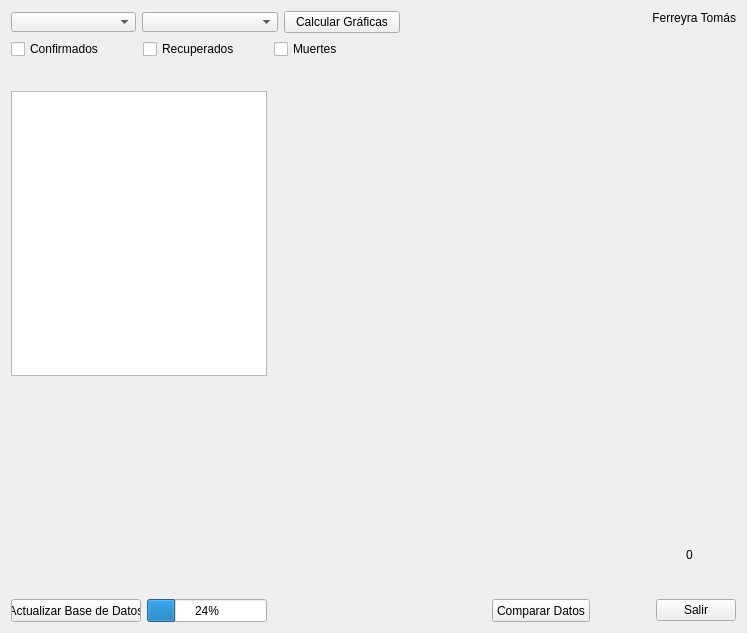
Before: the Qt Designer form QVID2020/interfaz.ui in tomaslicenciado/QVID2020, drawn with Qt 5.
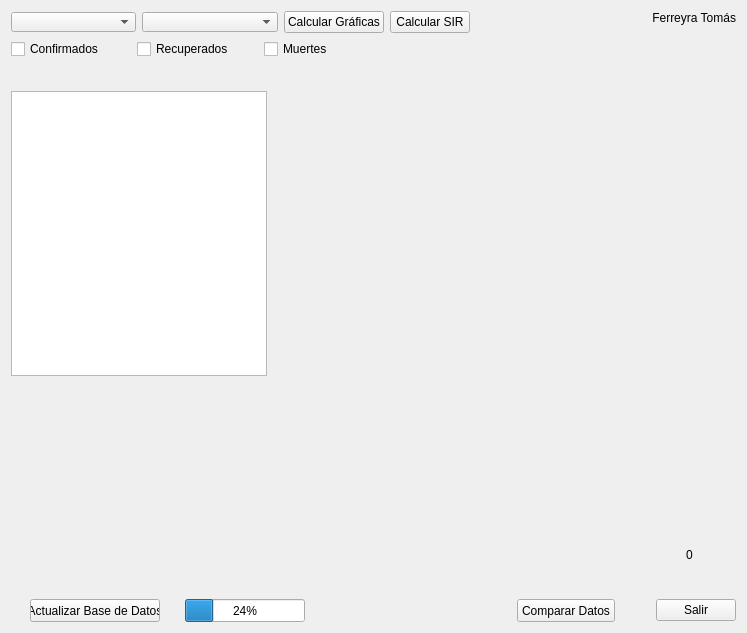
After: the same form once the commit is applied.

What changed in the file:
```diff
--- a/QVID2020/interfaz.ui
+++ b/QVID2020/interfaz.ui
@@ -20,99 +20,18 @@
    <string>Form</string>
   </property>
   <layout class="QGridLayout" name="gridLayout">
-   <item row="15" column="0" colspan="4">
-    <layout class="QGridLayout" name="gridLayout_8">
-     <item row="0" column="1">
-      <widget class="QProgressBar" name="prbProgreso">
-       <property name="minimumSize">
-        <size>
-         <width>120</width>
-         <height>23</height>
-        </size>
-       </property>
-       <property name="maximumSize">
-        <size>
-         <width>120</width>
-         <height>23</height>
-        </size>
-       </property>
-       <property name="value">
-        <number>24</number>
-       </property>
-      </widget>
-     </item>
-     <item row="0" column="0">
-      <widget class="QPushButton" name="pbActualizar">
-       <property name="minimumSize">
-        <size>
-         <width>130</width>
-         <height>23</height>
-        </size>
-       </property>
-       <property name="maximumSize">
-        <size>
-         <width>130</width>
-         <height>23</height>
-        </size>
-       </property>
-       <property name="text">
-        <string>Actualizar Base de Datos</string>
-       </property>
-      </widget>
-     </item>
-     <item row="0" column="2">
-      <widget class="QLabel" name="lActBD">
-       <property name="minimumSize">
-        <size>
-         <width>145</width>
-         <height>23</height>
-        </size>
-       </property>
-       <property name="maximumSize">
-        <size>
-         <width>145</width>
-         <height>23</height>
-        </size>
-       </property>
-       <property name="autoFillBackground">
-        <bool>true</bool>
-       </property>
-       <property name="frameShadow">
-        <enum>QFrame::Plain</enum>
-       </property>
-       <property name="text">
-        <string/>
-       </property>
-       <property name="margin">
-        <number>0</number>
-       </property>
-      </widget>
-     </item>
-    </layout>
-   </item>
-   <item row="15" column="7">
-    <layout class="QGridLayout" name="gridLayout_9">
-     <item row="0" column="0">
-      <spacer name="horizontalSpacer_2">
-       <property name="orientation">
-        <enum>Qt::Horizontal</enum>
-       </property>
-       <property name="sizeHint" stdset="0">
-        <size>
-         <width>40</width>
-         <height>20</height>
-        </size>
-       </property>
-      </spacer>
-     </item>
-     <item row="0" column="1">
-      <widget class="QPushButton" name="pbSalir">
-       <property name="text">
-        <string>Salir</string>
-       </property>
-      </widget>
-     </item>
-    </layout>
+   <item row="8" column="9">
+    <spacer name="verticalSpacer_5">
+     <property name="orientation">
+      <enum>Qt::Vertical</enum>
+     </property>
+     <property name="sizeHint" stdset="0">
+      <size>
+       <width>20</width>
+       <height>40</height>
+      </size>
+     </property>
+    </spacer>
    </item>
    <item row="6" column="0">
     <widget class="QTextEdit" name="teInfo">
@@ -133,156 +52,6 @@
      </property>
     </widget>
    </item>
-   <item row="12" column="7">
-    <layout class="QGridLayout" name="gridLayout_4">
-     <item row="0" column="0">
-      <spacer name="horizontalSpacer_6">
-       <property name="orientation">
-        <enum>Qt::Horizontal</enum>
-       </property>
-       <property name="sizeHint" stdset="0">
-        <size>
-         <width>40</width>
-         <height>20</height>
-        </size>
-       </property>
-      </spacer>
-     </item>
-     <item row="0" column="1">
-      <widget class="QLabel" name="lUltFecha">
-       <property name="minimumSize">
-        <size>
-         <width>85</width>
-         <height>25</height>
-        </size>
-       </property>
-       <property name="maximumSize">
-        <size>
-         <width>85</width>
-         <height>20</height>
-        </size>
-       </property>
-       <property name="text">
-        <string/>
-       </property>
-      </widget>
-     </item>
-    </layout>
-   </item>
-   <item row="5" column="7" rowspan="2">
-    <layout class="QGridLayout" name="gridLayout_2">
-     <item row="1" column="1">
-      <spacer name="verticalSpacer_2">
-       <property name="orientation">
-        <enum>Qt::Vertical</enum>
-       </property>
-       <property name="sizeHint" stdset="0">
-        <size>
-         <width>20</width>
-         <height>40</height>
-        </size>
-       </property>
-      </spacer>
-     </item>
-     <item row="0" column="1">
-      <widget class="QLabel" name="lTotalCant">
-       <property name="minimumSize">
-        <size>
-         <width>100</width>
-         <height>20</height>
-        </size>
-       </property>
-       <property name="maximumSize">
-        <size>
-         <width>100</width>
-         <height>20</height>
-        </size>
-       </property>
-       <property name="text">
-        <string/>
-       </property>
-      </widget>
-     </item>
-     <item row="0" column="0">
-      <spacer name="horizontalSpacer">
-       <property name="orientation">
-        <enum>Qt::Horizontal</enum>
-       </property>
-       <property name="sizeHint" stdset="0">
-        <size>
-         <width>40</width>
-         <height>20</height>
-        </size>
-       </property>
-      </spacer>
-     </item>
-    </layout>
-   </item>
-   <item row="5" column="5">
-    <spacer name="horizontalSpacer_4">
-     <property name="orientation">
-      <enum>Qt::Horizontal</enum>
-     </property>
-     <property name="sizeHint" stdset="0">
-      <size>
-       <width>40</width>
-       <height>20</height>
-      </size>
-     </property>
-    </spacer>
-   </item>
-   <item row="10" column="7">
-    <layout class="QGridLayout" name="gridLayout_5">
-     <item row="0" column="1">
-      <spacer name="verticalSpacer_4">
-       <property name="orientation">
-        <enum>Qt::Vertical</enum>
-       </property>
-       <property name="sizeHint" stdset="0">
-        <size>
-         <width>20</width>
-         <height>40</height>
-        </size>
-       </property>
-      </spacer>
-     </item>
-     <item row="1" column="1">
-      <widget class="QLabel" name="lCero">
-       <property name="minimumSize">
-        <size>
-         <width>50</width>
-         <height>20</height>
-        </size>
-       </property>
-       <property name="maximumSize">
-        <size>
-         <width>50</width>
-         <height>20</height>
-        </size>
-       </property>
-       <property name="text">
-        <string>0</string>
-       </property>
-       <property name="alignment">
-        <set>Qt::AlignBottom|Qt::AlignLeading|Qt::AlignLeft</set>
-       </property>
-      </widget>
-     </item>
-     <item row="1" column="0">
-      <spacer name="horizontalSpacer_7">
-       <property name="orientation">
-        <enum>Qt::Horizontal</enum>
-       </property>
-       <property name="sizeHint" stdset="0">
-        <size>
-         <width>40</width>
-         <height>20</height>
-        </size>
-       </property>
-      </spacer>
-     </item>
-    </layout>
-   </item>
    <item row="0" column="0">
     <layout class="QGridLayout" name="gridLayout_6">
      <item row="0" column="1">
@@ -326,90 +95,7 @@
      </item>
     </layout>
    </item>
-   <item row="1" column="0">
-    <layout class="QGridLayout" name="gridLayout_7">
-     <item row="0" column="1">
-      <widget class="QCheckBox" name="chkRecup">
-       <property name="text">
-        <string>Recuperados</string>
-       </property>
-      </widget>
-     </item>
-     <item row="0" column="0">
-      <widget class="QCheckBox" name="chkConfir">
-       <property name="text">
-        <string>Confirmados</string>
-       </property>
-      </widget>
-     </item>
-     <item row="0" column="2">
-      <widget class="QCheckBox" name="chkMuert">
-       <property name="text">
-        <string>Muertes</string>
-       </property>
-      </widget>
-     </item>
-    </layout>
-   </item>
-   <item row="9" column="7">
-    <spacer name="verticalSpacer_3">
-     <property name="orientation">
-      <enum>Qt::Vertical</enum>
-     </property>
-     <property name="sizeHint" stdset="0">
-      <size>
-       <width>20</width>
-       <height>40</height>
-      </size>
-     </property>
-    </spacer>
-   </item>
-   <item row="8" column="0" rowspan="3">
-    <spacer name="verticalSpacer">
-     <property name="orientation">
-      <enum>Qt::Vertical</enum>
-     </property>
-     <property name="sizeHint" stdset="0">
-      <size>
-       <width>20</width>
-       <height>40</height>
-      </size>
-     </property>
-    </spacer>
-   </item>
-   <item row="15" column="6">
-    <widget class="QPushButton" name="pbComparar">
-     <property name="minimumSize">
-      <size>
-       <width>98</width>
-       <height>23</height>
-      </size>
-     </property>
-     <property name="maximumSize">
-      <size>
-       <width>98</width>
-       <height>23</height>
-      </size>
-     </property>
-     <property name="text">
-      <string>Comparar Datos</string>
-     </property>
-    </widget>
-   </item>
-   <item row="8" column="7">
-    <spacer name="verticalSpacer_5">
-     <property name="orientation">
-      <enum>Qt::Vertical</enum>
-     </property>
-     <property name="sizeHint" stdset="0">
-      <size>
-       <width>20</width>
-       <height>40</height>
-      </size>
-     </property>
-    </spacer>
-   </item>
-   <item row="12" column="0">
+   <item row="11" column="0">
     <layout class="QGridLayout" name="gridLayout_3">
      <item row="0" column="0">
       <widget class="QLabel" name="lPriFecha">
@@ -445,7 +131,80 @@
      </item>
     </layout>
    </item>
-   <item row="0" column="7">
+   <item row="11" column="9">
+    <layout class="QGridLayout" name="gridLayout_4">
+     <item row="0" column="0">
+      <spacer name="horizontalSpacer_6">
+       <property name="orientation">
+        <enum>Qt::Horizontal</enum>
+       </property>
+       <property name="sizeHint" stdset="0">
+        <size>
+         <width>40</width>
+         <height>20</height>
+        </size>
+       </property>
+      </spacer>
+     </item>
+     <item row="0" column="1">
+      <widget class="QLabel" name="lUltFecha">
+       <property name="minimumSize">
+        <size>
+         <width>85</width>
+         <height>25</height>
+        </size>
+       </property>
+       <property name="maximumSize">
+        <size>
+         <width>85</width>
+         <height>20</height>
+        </size>
+       </property>
+       <property name="text">
+        <string/>
+       </property>
+      </widget>
+     </item>
+    </layout>
+   </item>
+   <item row="14" column="9">
+    <layout class="QGridLayout" name="gridLayout_9">
+     <item row="0" column="0">
+      <spacer name="horizontalSpacer_2">
+       <property name="orientation">
+        <enum>Qt::Horizontal</enum>
+       </property>
+       <property name="sizeHint" stdset="0">
+        <size>
+         <width>40</width>
+         <height>20</height>
+        </size>
+       </property>
+      </spacer>
+     </item>
+     <item row="0" column="1">
+      <widget class="QPushButton" name="pbSalir">
+       <property name="text">
+        <string>Salir</string>
+       </property>
+      </widget>
+     </item>
+    </layout>
+   </item>
+   <item row="9" column="9">
+    <spacer name="verticalSpacer_3">
+     <property name="orientation">
+      <enum>Qt::Vertical</enum>
+     </property>
+     <property name="sizeHint" stdset="0">
+      <size>
+       <width>20</width>
+       <height>40</height>
+      </size>
+     </property>
+    </spacer>
+   </item>
+   <item row="0" column="9">
     <widget class="QLabel" name="label">
      <property name="layoutDirection">
       <enum>Qt::LeftToRight</enum>
@@ -458,6 +217,254 @@
      </property>
     </widget>
    </item>
+   <item row="5" column="5">
+    <spacer name="horizontalSpacer_4">
+     <property name="orientation">
+      <enum>Qt::Horizontal</enum>
+     </property>
+     <property name="sizeHint" stdset="0">
+      <size>
+       <width>40</width>
+       <height>20</height>
+      </size>
+     </property>
+    </spacer>
+   </item>
+   <item row="14" column="8">
+    <widget class="QPushButton" name="pbComparar">
+     <property name="minimumSize">
+      <size>
+       <width>98</width>
+       <height>23</height>
+      </size>
+     </property>
+     <property name="maximumSize">
+      <size>
+       <width>98</width>
+       <height>23</height>
+      </size>
+     </property>
+     <property name="text">
+      <string>Comparar Datos</string>
+     </property>
+    </widget>
+   </item>
+   <item row="1" column="0">
+    <layout class="QGridLayout" name="gridLayout_7">
+     <item row="0" column="1">
+      <widget class="QCheckBox" name="chkRecup">
+       <property name="text">
+        <string>Recuperados</string>
+       </property>
+      </widget>
+     </item>
+     <item row="0" column="0">
+      <widget class="QCheckBox" name="chkConfir">
+       <property name="text">
+        <string>Confirmados</string>
+       </property>
+      </widget>
+     </item>
+     <item row="0" column="2">
+      <widget class="QCheckBox" name="chkMuert">
+       <property name="text">
+        <string>Muertes</string>
+       </property>
+      </widget>
+     </item>
+    </layout>
+   </item>
+   <item row="10" column="9">
+    <layout class="QGridLayout" name="gridLayout_5">
+     <item row="0" column="1">
+      <spacer name="verticalSpacer_4">
+       <property name="orientation">
+        <enum>Qt::Vertical</enum>
+       </property>
+       <property name="sizeHint" stdset="0">
+        <size>
+         <width>20</width>
+         <height>40</height>
+        </size>
+       </property>
+      </spacer>
+     </item>
+     <item row="1" column="1">
+      <widget class="QLabel" name="lCero">
+       <property name="minimumSize">
+        <size>
+         <width>50</width>
+         <height>20</height>
+        </size>
+       </property>
+       <property name="maximumSize">
+        <size>
+         <width>50</width>
+         <height>20</height>
+        </size>
+       </property>
+       <property name="text">
+        <string>0</string>
+       </property>
+       <property name="alignment">
+        <set>Qt::AlignBottom|Qt::AlignLeading|Qt::AlignLeft</set>
+       </property>
+      </widget>
+     </item>
+     <item row="1" column="0">
+      <spacer name="horizontalSpacer_7">
+       <property name="orientation">
+        <enum>Qt::Horizontal</enum>
+       </property>
+       <property name="sizeHint" stdset="0">
+        <size>
+         <width>40</width>
+         <height>20</height>
+        </size>
+       </property>
+      </spacer>
+     </item>
+    </layout>
+   </item>
+   <item row="14" column="0" colspan="4">
+    <layout class="QGridLayout" name="gridLayout_8">
+     <item row="0" column="1">
+      <widget class="QProgressBar" name="prbProgreso">
+       <property name="minimumSize">
+        <size>
+         <width>120</width>
+         <height>23</height>
+        </size>
+       </property>
+       <property name="maximumSize">
+        <size>
+         <width>120</width>
+         <height>23</height>
+        </size>
+       </property>
+       <property name="value">
+        <number>24</number>
+       </property>
+      </widget>
+     </item>
+     <item row="0" column="0">
+      <widget class="QPushButton" name="pbActualizar">
+       <property name="minimumSize">
+        <size>
+         <width>130</width>
+         <height>23</height>
+        </size>
+       </property>
+       <property name="maximumSize">
+        <size>
+         <width>130</width>
+         <height>23</height>
+        </size>
+       </property>
+       <property name="text">
+        <string>Actualizar Base de Datos</string>
+       </property>
+      </widget>
+     </item>
+     <item row="0" column="2">
+      <widget class="QLabel" name="lActBD">
+       <property name="minimumSize">
+        <size>
+         <width>145</width>
+         <height>23</height>
+        </size>
+       </property>
+       <property name="maximumSize">
+        <size>
+         <width>145</width>
+         <height>23</height>
+        </size>
+       </property>
+       <property name="autoFillBackground">
+        <bool>true</bool>
+       </property>
+       <property name="frameShadow">
+        <enum>QFrame::Plain</enum>
+       </property>
+       <property name="text">
+        <string/>
+       </property>
+       <property name="margin">
+        <number>0</number>
+       </property>
+      </widget>
+     </item>
+    </layout>
+   </item>
+   <item row="5" column="9" rowspan="2">
+    <layout class="QGridLayout" name="gridLayout_2">
+     <item row="1" column="1">
+      <spacer name="verticalSpacer_2">
+       <property name="orientation">
+        <enum>Qt::Vertical</enum>
+       </property>
+       <property name="sizeHint" stdset="0">
+        <size>
+         <width>20</width>
+         <height>40</height>
+        </size>
+       </property>
+      </spacer>
+     </item>
+     <item row="0" column="1">
+      <widget class="QLabel" name="lTotalCant">
+       <property name="minimumSize">
+        <size>
+         <width>100</width>
+         <height>20</height>
+        </size>
+       </property>
+       <property name="maximumSize">
+        <size>
+         <width>100</width>
+         <height>20</height>
+        </size>
+       </property>
+       <property name="text">
+        <string/>
+       </property>
+      </widget>
+     </item>
+     <item row="0" column="0">
+      <spacer name="horizontalSpacer">
+       <property name="orientation">
+        <enum>Qt::Horizontal</enum>
+       </property>
+       <property name="sizeHint" stdset="0">
+        <size>
+         <width>40</width>
+         <height>20</height>
+        </size>
+       </property>
+      </spacer>
+     </item>
+    </layout>
+   </item>
+   <item row="0" column="1">
+    <widget class="QPushButton" name="pbSIR">
+     <property name="text">
+      <string>Calcular SIR</string>
+     </property>
+    </widget>
+   </item>
+   <item row="0" column="2">
+    <spacer name="horizontalSpacer_3">
+     <property name="orientation">
+      <enum>Qt::Horizontal</enum>
+     </property>
+     <property name="sizeHint" stdset="0">
+      <size>
+       <width>40</width>
+       <height>20</height>
+      </size>
+     </property>
+    </spacer>
+   </item>
   </layout>
  </widget>
  <resources/>
```
Left out of the diff: 21 changed lines with no effect on the pictures.
